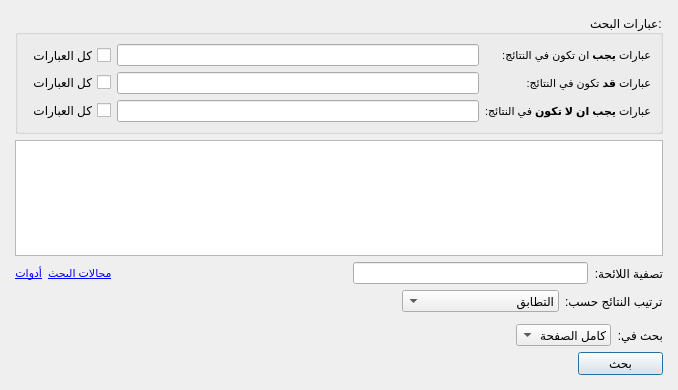
The window that src/searchwidget.ui (boussouira/moltaqa) describes before a commit, drawn with Qt 5.
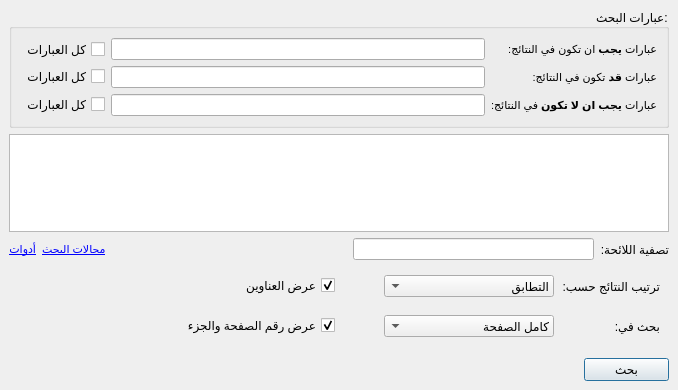
The same window after the commit. Custom widgets are drawn as their Qt base class.

Commit message: Add an option to show or hide page title and page info

```diff
--- a/src/searchwidget.ui
+++ b/src/searchwidget.ui
@@ -27,9 +27,6 @@
      </property>
      <widget class="QWidget" name="page">
       <layout class="QVBoxLayout" name="verticalLayout">
-       <property name="margin">
-        <number>15</number>
-       </property>
        <item>
         <widget class="QGroupBox" name="groupBox">
          <property name="layoutDirection">
@@ -190,83 +187,21 @@
         </layout>
        </item>
        <item>
-        <widget class="QWidget" name="widgetResultSort" native="true">
-         <layout class="QHBoxLayout" name="horizontalLayout_6">
-          <property name="margin">
+        <layout class="QGridLayout" name="gridLayout_2">
+         <property name="spacing">
            <number>0</number>
           </property>
-          <item>
-           <widget class="QLabel" name="label_7">
-            <property name="text">
-             <string>ترتيب النتائج حسب:</string>
-            </property>
-            <property name="alignment">
-             <set>Qt::AlignRight|Qt::AlignTrailing|Qt::AlignVCenter</set>
-            </property>
-           </widget>
-          </item>
-          <item>
-           <widget class="QComboBox" name="comboSortSearch">
-            <item>
-             <property name="text">
-              <string>التطابق</string>
-             </property>
-            </item>
-            <item>
-             <property name="text">
-              <string>الكتاب ثم التطابق</string>
-             </property>
-            </item>
-            <item>
-             <property name="text">
-              <string>الكتاب ثم ترتيب الصفحات</string>
-             </property>
-            </item>
-            <item>
-             <property name="text">
-              <string>وفاة المؤلف ثم التطابق</string>
-             </property>
-            </item>
-            <item>
-             <property name="text">
-              <string>وفاة المؤلف ثم الكتاب</string>
-             </property>
-            </item>
-           </widget>
-          </item>
-          <item>
-           <spacer name="horizontalSpacer_4">
-            <property name="orientation">
-             <enum>Qt::Horizontal</enum>
-            </property>
-            <property name="sizeHint" stdset="0">
-             <size>
-              <width>40</width>
-              <height>20</height>
-             </size>
-            </property>
-           </spacer>
-          </item>
-         </layout>
-        </widget>
-       </item>
-       <item>
-        <widget class="QWidget" name="widgetSelectedFilter" native="true">
-         <layout class="QHBoxLayout" name="horizontalLayout_3">
-          <property name="margin">
-           <number>0</number>
-          </property>
-         </layout>
-        </widget>
-       </item>
-       <item>
+         <item row="1" column="1">
         <widget class="QWidget" name="widgetSearchField" native="true">
-         <layout class="QHBoxLayout" name="horizontalLayout_4">
-          <property name="margin">
-           <number>0</number>
-          </property>
+           <layout class="QHBoxLayout" name="horizontalLayout_2">
           <item>
            <widget class="QLabel" name="label_5">
+              <property name="minimumSize">
+               <size>
+                <width>100</width>
+                <height>0</height>
+               </size>
+              </property>
             <property name="text">
              <string>بحث في:</string>
             </property>
@@ -274,6 +209,12 @@
           </item>
           <item>
            <widget class="QComboBox" name="comboSearchField">
+              <property name="minimumSize">
+               <size>
+                <width>170</width>
+                <height>0</height>
+               </size>
+              </property>
             <property name="sizeAdjustPolicy">
              <enum>QComboBox::AdjustToContents</enum>
             </property>
@@ -305,10 +246,86 @@
            </widget>
           </item>
           <item>
+             <spacer name="horizontalSpacer_3">
+              <property name="orientation">
+               <enum>Qt::Horizontal</enum>
+              </property>
+              <property name="sizeType">
+               <enum>QSizePolicy::Minimum</enum>
+              </property>
+              <property name="sizeHint" stdset="0">
+               <size>
+                <width>40</width>
+                <height>20</height>
+               </size>
+              </property>
+             </spacer>
+            </item>
+           </layout>
+          </widget>
+         </item>
+         <item row="0" column="1">
+          <widget class="QWidget" name="widgetResultSort" native="true">
+           <layout class="QHBoxLayout" name="horizontalLayout_4">
+            <item>
+             <widget class="QLabel" name="label_7">
+              <property name="minimumSize">
+               <size>
+                <width>100</width>
+                <height>0</height>
+               </size>
+              </property>
+              <property name="text">
+               <string>ترتيب النتائج حسب:</string>
+              </property>
+              <property name="alignment">
+               <set>Qt::AlignLeading|Qt::AlignLeft|Qt::AlignVCenter</set>
+              </property>
+             </widget>
+            </item>
+            <item>
+             <widget class="QComboBox" name="comboSortSearch">
+              <property name="minimumSize">
+               <size>
+                <width>170</width>
+                <height>0</height>
+               </size>
+              </property>
+              <item>
+               <property name="text">
+                <string>التطابق</string>
+               </property>
+              </item>
+              <item>
+               <property name="text">
+                <string>الكتاب ثم التطابق</string>
+               </property>
+              </item>
+              <item>
+               <property name="text">
+                <string>الكتاب ثم ترتيب الصفحات</string>
+               </property>
+              </item>
+              <item>
+               <property name="text">
+                <string>وفاة المؤلف ثم التطابق</string>
+               </property>
+              </item>
+              <item>
+               <property name="text">
+                <string>وفاة المؤلف ثم الكتاب</string>
+               </property>
+              </item>
+             </widget>
+            </item>
+            <item>
            <spacer name="horizontalSpacer_2">
             <property name="orientation">
              <enum>Qt::Horizontal</enum>
             </property>
+              <property name="sizeType">
+               <enum>QSizePolicy::Minimum</enum>
+              </property>
             <property name="sizeHint" stdset="0">
              <size>
               <width>40</width>
@@ -317,6 +334,50 @@
             </property>
            </spacer>
           </item>
+           </layout>
+          </widget>
+         </item>
+         <item row="1" column="3">
+          <widget class="QCheckBox" name="checkShowPageInfo">
+           <property name="text">
+            <string>عرض رقم الصفحة والجزء</string>
+           </property>
+           <property name="checked">
+            <bool>true</bool>
+           </property>
+          </widget>
+         </item>
+         <item row="1" column="4">
+          <spacer name="horizontalSpacer_5">
+           <property name="orientation">
+            <enum>Qt::Horizontal</enum>
+           </property>
+           <property name="sizeHint" stdset="0">
+            <size>
+             <width>40</width>
+             <height>20</height>
+            </size>
+           </property>
+          </spacer>
+         </item>
+         <item row="0" column="3">
+          <widget class="QCheckBox" name="checkShowResultTitles">
+           <property name="text">
+            <string>عرض العناوين</string>
+           </property>
+           <property name="checked">
+            <bool>true</bool>
+           </property>
+          </widget>
+         </item>
+        </layout>
+       </item>
+       <item>
+        <widget class="QWidget" name="widgetSelectedFilter" native="true">
+         <layout class="QHBoxLayout" name="horizontalLayout_3">
+          <property name="margin">
+           <number>0</number>
+          </property>
          </layout>
         </widget>
        </item>
```
Left out of the diff: 1 changed line with no effect on the pictures. Lines whose indentation alone changed are shown as unchanged. The commit also changes 6 other files.
